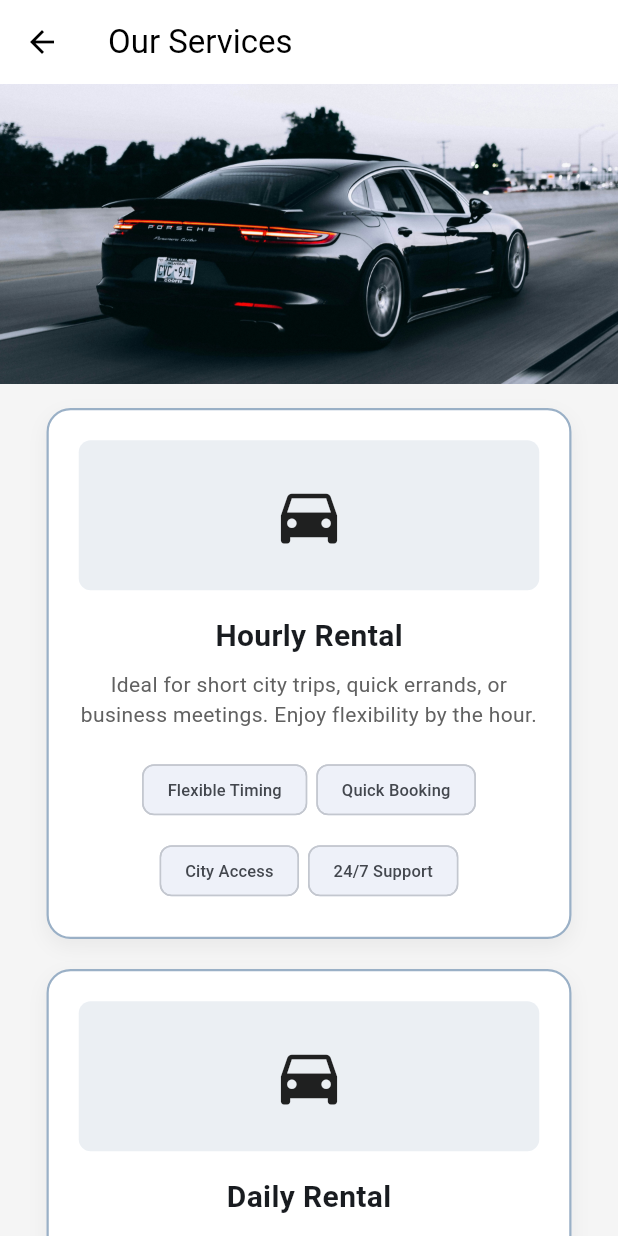
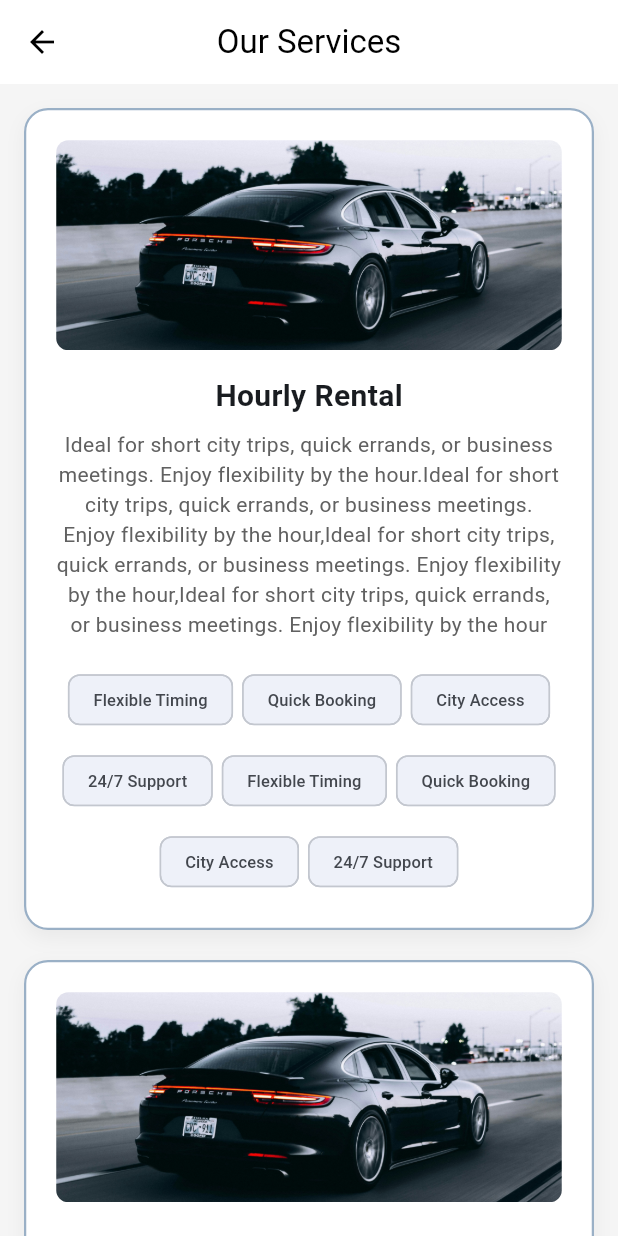
Before and after one commit to HASANALBANNA2024/gulfdrive, a Flutter app: the ServicesScreen screen opened directly, on a phone screen of 412 x 824 dp. Run offline on Flutter 3.47's test engine with Material 3 defaults, Android fonts, the phone set to English and light mode, and no system bars; our stand-ins replace supabase_flutter; accounts and stored records are empty.

Commit message:
services screen completed

```diff
--- a/lib/widgets/services_screen.dart
+++ b/lib/widgets/services_screen.dart
@@ -5,18 +5,22 @@ class ServicesScreen extends StatelessWidget {
 
   @override
   Widget build(BuildContext context) {
-    /// service list
     final List<Map<String, dynamic>> services = [
       {
         "title": "Hourly Rental",
         "desc":
-            "Ideal for short city trips, quick errands, or business meetings. Enjoy flexibility by the hour.",
+            "Ideal for short city trips, quick errands, or business meetings. Enjoy flexibility by the hour.Ideal for short city trips, quick errands, or business meetings. Enjoy flexibility by the hour,Ideal for short city trips, quick errands, or business meetings. Enjoy flexibility by the hour,Ideal for short city trips, quick errands, or business meetings. Enjoy flexibility by the hour",
         "features": [
           "Flexible Timing",
           "Quick Booking",
           "City Access",
           "24/7 Support",
+          "Flexible Timing",
+          "Quick Booking",
+          "City Access",
+          "24/7 Support",
         ],
+        "image": "assets/images/background_header.jpg",
       },
       {
         "title": "Daily Rental",
@@ -27,7 +31,12 @@ class ServicesScreen extends StatelessWidget {
           "Insurance Included",
           "Reliable Fleet",
           "Daily Rate",
+          "Flexible Timing",
+          "Quick Booking",
+          "City Access",
+          "24/7 Support",
         ],
+        "image": "assets/images/background_header.jpg",
       },
       {
         "title": "Weekly Rental",
@@ -38,7 +47,12 @@ class ServicesScreen extends StatelessWidget {
           "Roadside Support",
           "Cost Effective",
           "Long-term Discount",
+          "Flexible Timing",
+          "Quick Booking",
+          "City Access",
+          "24/7 Support",
         ],
+        "image": "assets/images/background_header.jpg",
       },
       {
         "title": "Monthly Rental",
@@ -49,18 +63,24 @@ class ServicesScreen extends StatelessWidget {
           "Replacement Car",
           "Best Rates",
           "Priority Service",
+          "Flexible Timing",
+          "Quick Booking",
+          "City Access",
+          "24/7 Support",
         ],
+        "image": "assets/images/background_header.jpg",
       },
       {
         "title": "Chauffeur Service",
         "desc":
-            "Experience luxury and comfort with our professional, well-trained, and courteous drivers.",
+            "Experience luxury and comfort with our professional, well-trained drivers.",
         "features": [
           "Pro Drivers",
           "Luxury Vehicles",
           "Airport Pickup",
           "Safe Travel",
         ],
+        "image": "assets/images/background_header.jpg",
       },
       {
         "title": "Corporate Transport",
@@ -72,39 +92,39 @@ class ServicesScreen extends StatelessWidget {
           "Monthly Billing",
           "Dedicated Support",
         ],
+        "image": "assets/images/background_header.jpg",
       },
     ];
 
     return Scaffold(
-      appBar: AppBar(title: const Text("Our Services")),
-      body: SingleChildScrollView(
-        child: Column(
-          children: [
-            /// Header Background Image
-            Container(
-              height: 200,
-              width: double.infinity,
-              decoration: const BoxDecoration(
-                image: DecorationImage(
-                  image: AssetImage('assets/images/background_header.jpg'),
-                  fit: BoxFit.cover,
-                ),
-              ),
-            ),
+      appBar: AppBar(title: const Text("Our Services"), centerTitle: true),
+      body: LayoutBuilder(
+        builder: (context, constraints) {
+          int crossAxisCount = (constraints.maxWidth >= 1100)
+              ? 3
+              : (constraints.maxWidth >= 600)
+              ? 2
+              : 1;
 
-            // Content Area
-            Center(
+          return SingleChildScrollView(
+            padding: const EdgeInsets.all(16),
+            child: Center(
               child: ConstrainedBox(
                 constraints: const BoxConstraints(maxWidth: 1100),
-                child: Padding(
-                  padding: const EdgeInsets.all(16),
                 child: Wrap(
                   spacing: 20,
                   runSpacing: 20,
                   alignment: WrapAlignment.center,
                   children: services.map((service) {
+                    double cardWidth =
+                        (constraints.maxWidth / crossAxisCount) - 30;
+                    if (constraints.maxWidth < 600)
+                      cardWidth = constraints.maxWidth - 32;
+
                     return SizedBox(
-                        width: 350,
+                      width: cardWidth,
+                      // IntrinsicHeight প্রতিটি কার্ডকে সারির সবচেয়ে বড় কার্ডের হাইট নিতে সাহায্য করে
+                      child: IntrinsicHeight(
                         child: Container(
                           padding: const EdgeInsets.all(20),
                           decoration: BoxDecoration(
@@ -115,7 +135,7 @@ class ServicesScreen extends StatelessWidget {
                                 context,
                               ).primaryColor.withOpacity(0.5),
                               width: 1.5,
-                            ), // বর্ডারটি স্পষ্ট করা হয়েছে
+                            ),
                             boxShadow: [
                               BoxShadow(
                                 color: Colors.black.withOpacity(0.05),
@@ -125,19 +145,20 @@ class ServicesScreen extends StatelessWidget {
                             ],
                           ),
                           child: Column(
-                            mainAxisSize: MainAxisSize.min,
+                            crossAxisAlignment: CrossAxisAlignment.center,
                             children: [
-                              // Icon/Image Placeholder
-                              Container(
-                                height: 100,
-                                decoration: BoxDecoration(
-                                  color: Theme.of(
-                                    context,
-                                  ).primaryColor.withOpacity(0.1),
+                              ClipRRect(
                                 borderRadius: BorderRadius.circular(8),
+                                child: Image.asset(
+                                  service['image'],
+                                  height: 140,
+                                  width: double.infinity,
+                                  fit: BoxFit.cover,
+                                  errorBuilder: (context, _, __) => Container(
+                                    height: 140,
+                                    color: Colors.grey[200],
+                                    child: const Icon(Icons.directions_car),
                                   ),
-                                child: const Center(
-                                  child: Icon(Icons.directions_car, size: 50),
                                 ),
                               ),
                               const SizedBox(height: 16),
@@ -154,6 +175,10 @@ class ServicesScreen extends StatelessWidget {
                                 textAlign: TextAlign.center,
                                 style: TextStyle(color: Colors.grey[700]),
                               ),
+
+                              // Spacer কার্ডের ভেতরের বাকি খালি জায়গা দখল করে চিপসকে নিচে নামিয়ে দেবে
+                              const Spacer(),
+
                               const SizedBox(height: 16),
                               Wrap(
                                 spacing: 6,
@@ -176,14 +201,14 @@ class ServicesScreen extends StatelessWidget {
                             ],
                           ),
                         ),
+                      ),
                     );
                   }).toList(),
                 ),
               ),
             ),
-            ),
-          ],
-        ),
+          );
+        },
       ),
     );
   }
```
Lines whose indentation alone changed are shown as unchanged.
